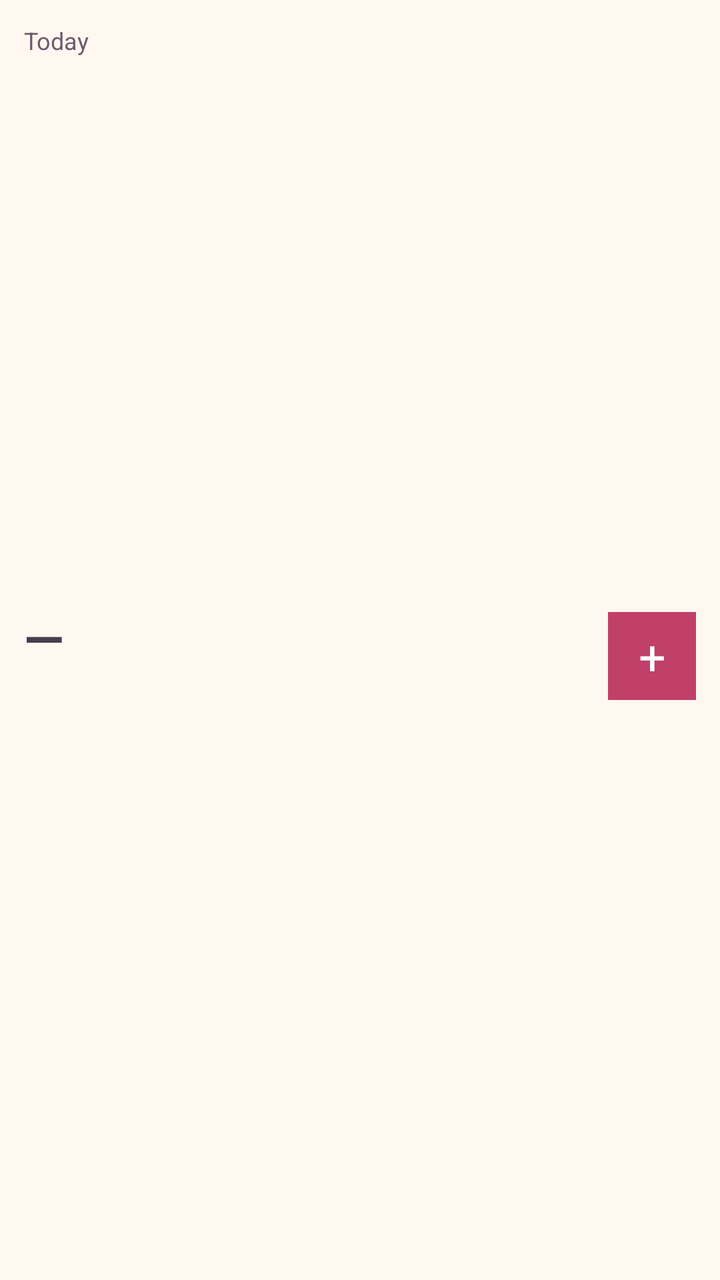
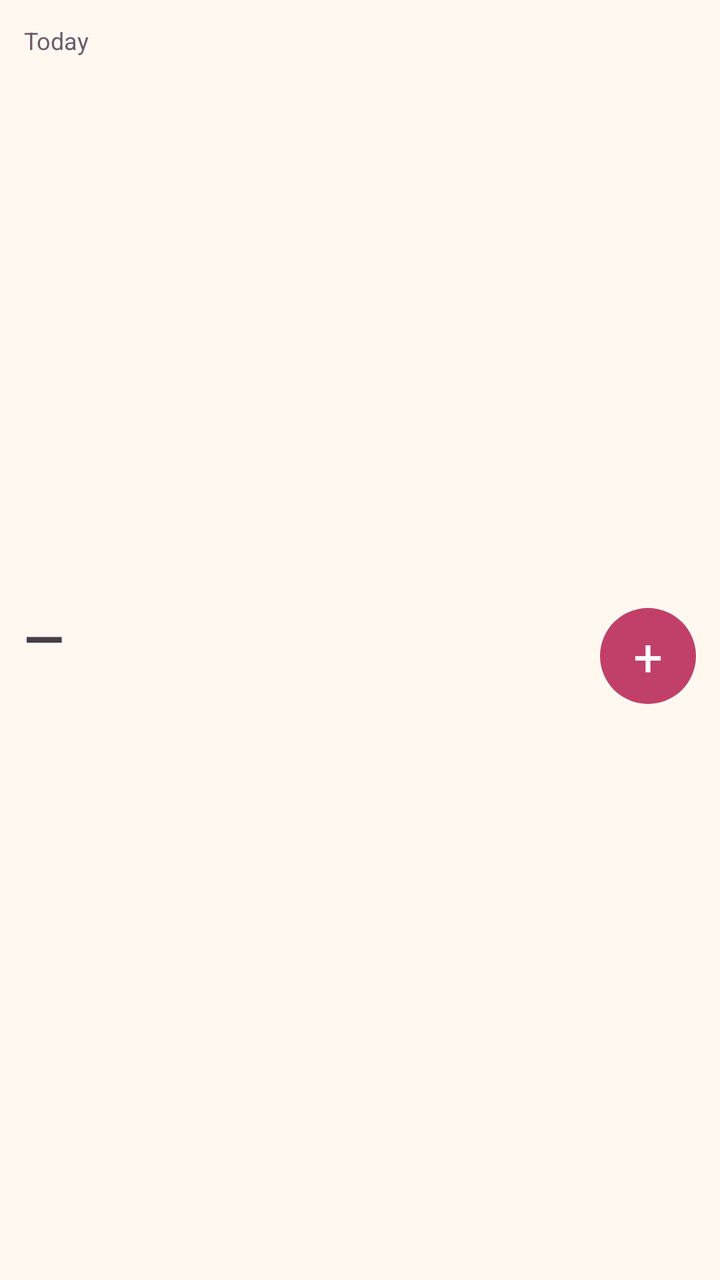

Compare the two renders of this Android layout. The source of the first and the diff that turns it into the second are given below.
<!-- AndroidManifest.xml: fallback theme Theme.MaterialComponents.DayNight.NoActionBar -->
<!-- res/layout/expense_widget_summary.xml -->
<?xml version="1.0" encoding="utf-8"?>
<LinearLayout xmlns:android="http://schemas.android.com/apk/res/android"
    android:id="@+id/widget_root"
    android:layout_width="match_parent"
    android:layout_height="match_parent"
    android:background="@color/expense_widget_background"
    android:orientation="vertical"
    android:padding="12dp">

    <TextView
        android:id="@+id/widget_label"
        android:layout_width="wrap_content"
        android:layout_height="wrap_content"
        android:text="Today"
        android:textColor="@color/expense_widget_text_muted"
        android:textSize="12sp" />

    <LinearLayout
        android:layout_width="match_parent"
        android:layout_height="0dp"
        android:layout_weight="1"
        android:gravity="center_vertical"
        android:orientation="horizontal">

        <LinearLayout
            android:layout_width="0dp"
            android:layout_height="wrap_content"
            android:layout_weight="1"
            android:orientation="vertical">

            <TextView
                android:id="@+id/widget_today_total"
                android:layout_width="wrap_content"
                android:layout_height="wrap_content"
                android:text="—"
                android:textColor="@color/expense_widget_text_primary"
                android:textSize="26sp"
                android:textStyle="bold" />

            <TextView
                android:id="@+id/widget_subtitle"
                android:layout_width="wrap_content"
                android:layout_height="wrap_content"
                android:layout_marginTop="2dp"
                android:text=" "
                android:textColor="@color/expense_widget_text_muted"
                android:textSize="12sp" />
        </LinearLayout>

        <TextView
            android:id="@+id/widget_add"
            android:layout_width="44dp"
            android:layout_height="44dp"
            android:background="@color/expense_widget_accent"
            android:gravity="center"
            android:text="+"
            android:textColor="#FFFFFF"
            android:textSize="24sp" />
    </LinearLayout>
</LinearLayout>
<!-- resources referenced by this layout -->
<resources>
  <color name="expense_widget_accent">#C0406A</color>
  <color name="expense_widget_background">#FFF8F0</color>
  <color name="expense_widget_text_muted">#6C5A6C</color>
  <color name="expense_widget_text_primary">#473E4B</color>
</resources>

<!-- the commit's change to res/layout/expense_widget_summary.xml (unified diff, before → after) -->
@@ -49,12 +49,12 @@
 
         <TextView
             android:id="@+id/widget_add"
-            android:layout_width="44dp"
-            android:layout_height="44dp"
-            android:background="@color/expense_widget_accent"
+            android:layout_width="48dp"
+            android:layout_height="48dp"
+            android:background="@drawable/expense_widget_add_bg"
             android:gravity="center"
             android:text="+"
-            android:textColor="#FFFFFF"
-            android:textSize="24sp" />
+            android:textColor="@color/expense_widget_accent_text"
+            android:textSize="26sp" />
     </LinearLayout>
 </LinearLayout>
<!-- resource entries referenced after the edit -->
@@ -1,8 +1,14 @@
 <!-- resources referenced by this layout -->
 <resources>
+  <color name="expense_widget_accent_text">#FFFFFF</color>
   <color name="expense_widget_accent">#C0406A</color>
   <color name="expense_widget_background">#FFF8F0</color>
   <color name="expense_widget_text_muted">#6C5A6C</color>
   <color name="expense_widget_text_primary">#473E4B</color>
+  <!-- drawable expense_widget_add_bg (drawable) -->
+  <?xml version="1.0" encoding="utf-8"?>
+  <shape xmlns:android="http://schemas.android.com/apk/res/android" android:shape="oval">
+      <solid android:color="@color/expense_widget_accent" />
+  </shape>
 </resources>
 
